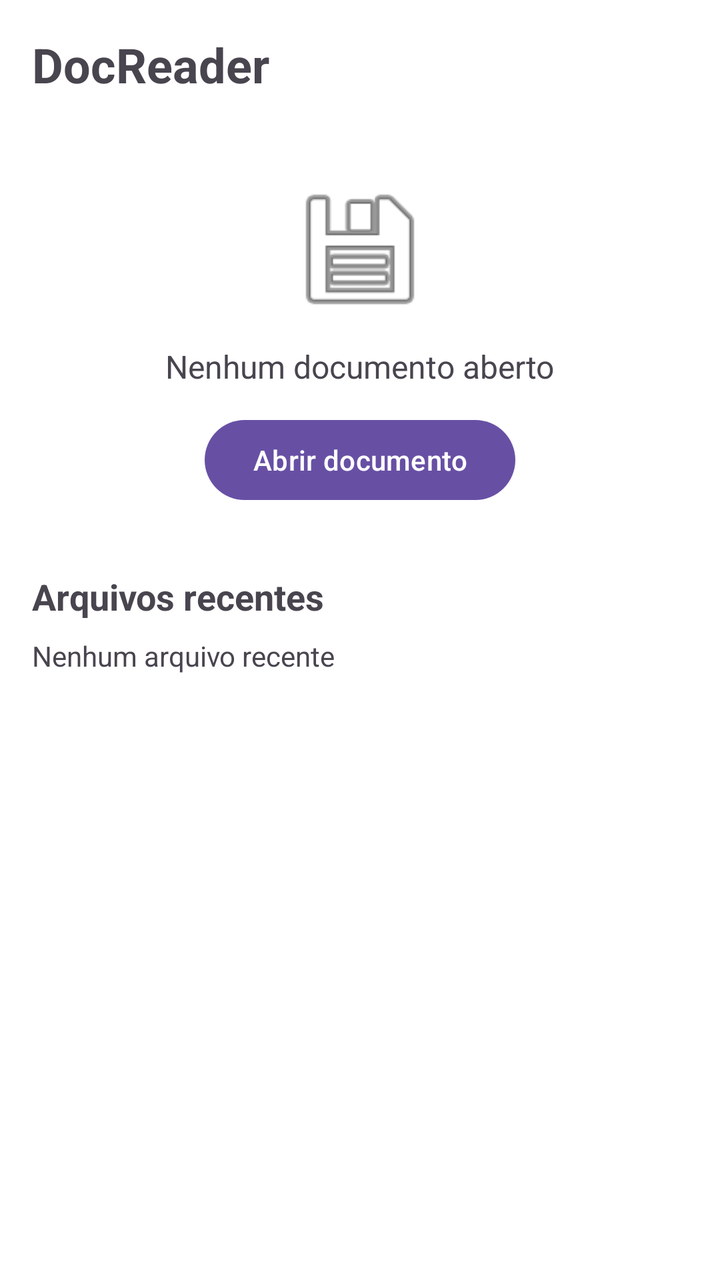
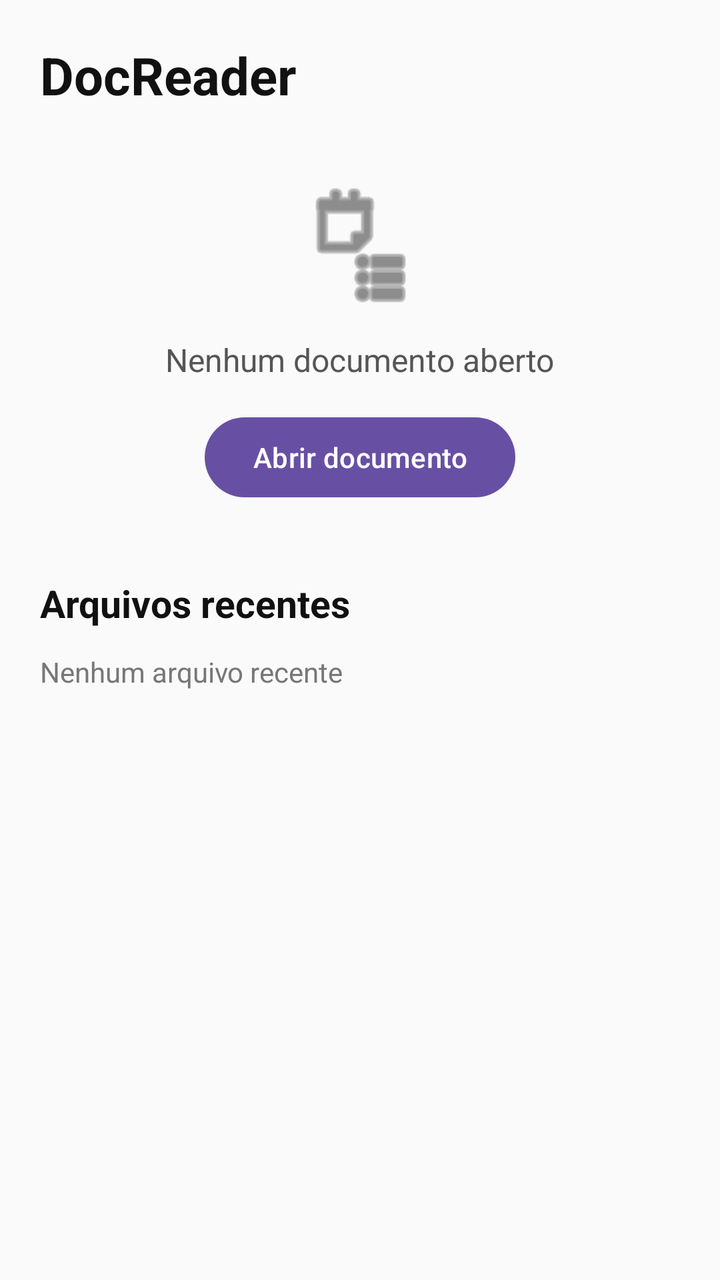

An Android layout rendered at two revisions. The XML below is the earlier revision; the diff shows what the commit changed to produce the second picture.
<!-- AndroidManifest.xml: application theme Theme.DocReader -->
<!-- res/layout/activity_main.xml -->
<?xml version="1.0" encoding="utf-8"?>
<LinearLayout xmlns:android="http://schemas.android.com/apk/res/android"
    android:layout_width="match_parent"
    android:layout_height="match_parent"
    android:orientation="vertical"
    android:padding="16dp"
    android:background="@android:color/white">

    <TextView
        android:id="@+id/tvTitle"
        android:layout_width="wrap_content"
        android:layout_height="wrap_content"
        android:text="DocReader"
        android:textSize="24sp"
        android:textStyle="bold"
        android:layout_marginBottom="24dp" />

    <ImageView
        android:id="@+id/ivDocument"
        android:layout_width="72dp"
        android:layout_height="72dp"
        android:layout_gravity="center_horizontal"
        android:src="@android:drawable/ic_menu_save"
        android:contentDescription="Documento"
        android:layout_marginTop="16dp" />

    <TextView
        android:id="@+id/tvEmpty"
        android:layout_width="wrap_content"
        android:layout_height="wrap_content"
        android:layout_gravity="center_horizontal"
        android:text="Nenhum documento aberto"
        android:textSize="16sp"
        android:layout_marginTop="12dp" />

    <Button
        android:id="@+id/btnOpenDocument"
        android:layout_width="wrap_content"
        android:layout_height="wrap_content"
        android:layout_gravity="center_horizontal"
        android:text="Abrir documento"
        android:layout_marginTop="12dp" />

    <TextView
        android:id="@+id/tvRecentTitle"
        android:layout_width="wrap_content"
        android:layout_height="wrap_content"
        android:text="Arquivos recentes"
        android:textSize="18sp"
        android:textStyle="bold"
        android:layout_marginTop="32dp"
        android:layout_marginBottom="8dp" />

    <TextView
        android:id="@+id/tvNoRecent"
        android:layout_width="wrap_content"
        android:layout_height="wrap_content"
        android:text="Nenhum arquivo recente"
        android:textSize="14sp" />

    <androidx.recyclerview.widget.RecyclerView
        android:id="@+id/recyclerRecent"
        android:layout_width="match_parent"
        android:layout_height="0dp"
        android:layout_weight="1"
        android:visibility="gone" />

</LinearLayout>
<!-- resources referenced by this layout -->
<resources>
  <style name="Theme.DocReader" parent="Base.Theme.DocReader" />
  <style name="Base.Theme.DocReader" parent="Theme.Material3.DayNight.NoActionBar">
          
          
      </style>
</resources>

<!-- the commit's change to res/layout/activity_main.xml (unified diff, before → after) -->
@@ -1,28 +1,31 @@
 <?xml version="1.0" encoding="utf-8"?>
-<LinearLayout xmlns:android="http://schemas.android.com/apk/res/android"
+<LinearLayout
+    xmlns:android="http://schemas.android.com/apk/res/android"
     android:layout_width="match_parent"
     android:layout_height="match_parent"
     android:orientation="vertical"
-    android:padding="16dp"
-    android:background="@android:color/white">
+    android:padding="20dp"
+    android:background="#FAFAFA">
 
     <TextView
         android:id="@+id/tvTitle"
         android:layout_width="wrap_content"
         android:layout_height="wrap_content"
         android:text="DocReader"
-        android:textSize="24sp"
+        android:textSize="26sp"
         android:textStyle="bold"
-        android:layout_marginBottom="24dp" />
+        android:textColor="#111111"
+        android:layout_marginBottom="28dp" />
 
     <ImageView
         android:id="@+id/ivDocument"
-        android:layout_width="72dp"
-        android:layout_height="72dp"
+        android:layout_width="64dp"
+        android:layout_height="64dp"
         android:layout_gravity="center_horizontal"
-        android:src="@android:drawable/ic_menu_save"
+        android:src="@android:drawable/ic_menu_agenda"
+        android:tint="#444444"
         android:contentDescription="Documento"
-        android:layout_marginTop="16dp" />
+        android:layout_marginTop="8dp" />
 
     <TextView
         android:id="@+id/tvEmpty"
@@ -31,7 +34,8 @@
         android:layout_gravity="center_horizontal"
         android:text="Nenhum documento aberto"
         android:textSize="16sp"
-        android:layout_marginTop="12dp" />
+        android:textColor="#555555"
+        android:layout_marginTop="14dp" />
 
     <Button
         android:id="@+id/btnOpenDocument"
@@ -39,30 +43,35 @@
         android:layout_height="wrap_content"
         android:layout_gravity="center_horizontal"
         android:text="Abrir documento"
-        android:layout_marginTop="12dp" />
+        android:textAllCaps="false"
+        android:layout_marginTop="14dp" />
 
     <TextView
         android:id="@+id/tvRecentTitle"
         android:layout_width="wrap_content"
         android:layout_height="wrap_content"
         android:text="Arquivos recentes"
-        android:textSize="18sp"
+        android:textSize="19sp"
         android:textStyle="bold"
-        android:layout_marginTop="32dp"
-        android:layout_marginBottom="8dp" />
+        android:textColor="#111111"
+        android:layout_marginTop="36dp"
+        android:layout_marginBottom="12dp" />
 
     <TextView
         android:id="@+id/tvNoRecent"
         android:layout_width="wrap_content"
         android:layout_height="wrap_content"
         android:text="Nenhum arquivo recente"
-        android:textSize="14sp" />
+        android:textSize="14sp"
+        android:textColor="#777777" />
 
     <androidx.recyclerview.widget.RecyclerView
         android:id="@+id/recyclerRecent"
         android:layout_width="match_parent"
         android:layout_height="0dp"
         android:layout_weight="1"
+        android:clipToPadding="false"
+        android:paddingBottom="16dp"
         android:visibility="gone" />
 
 </LinearLayout>
